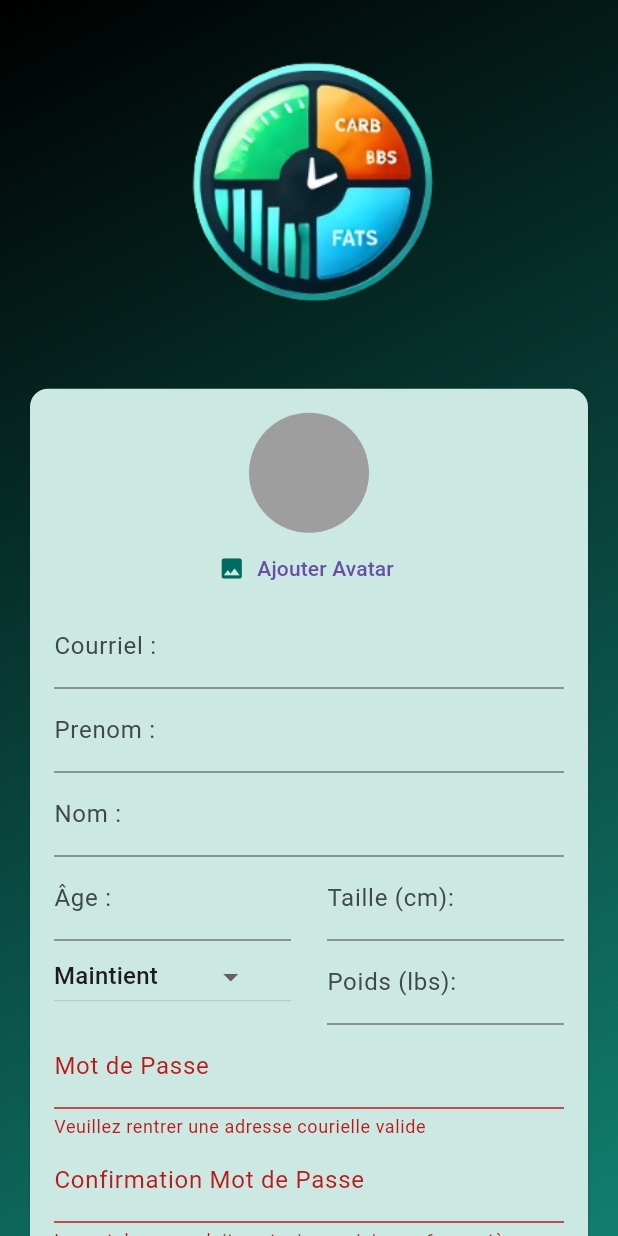
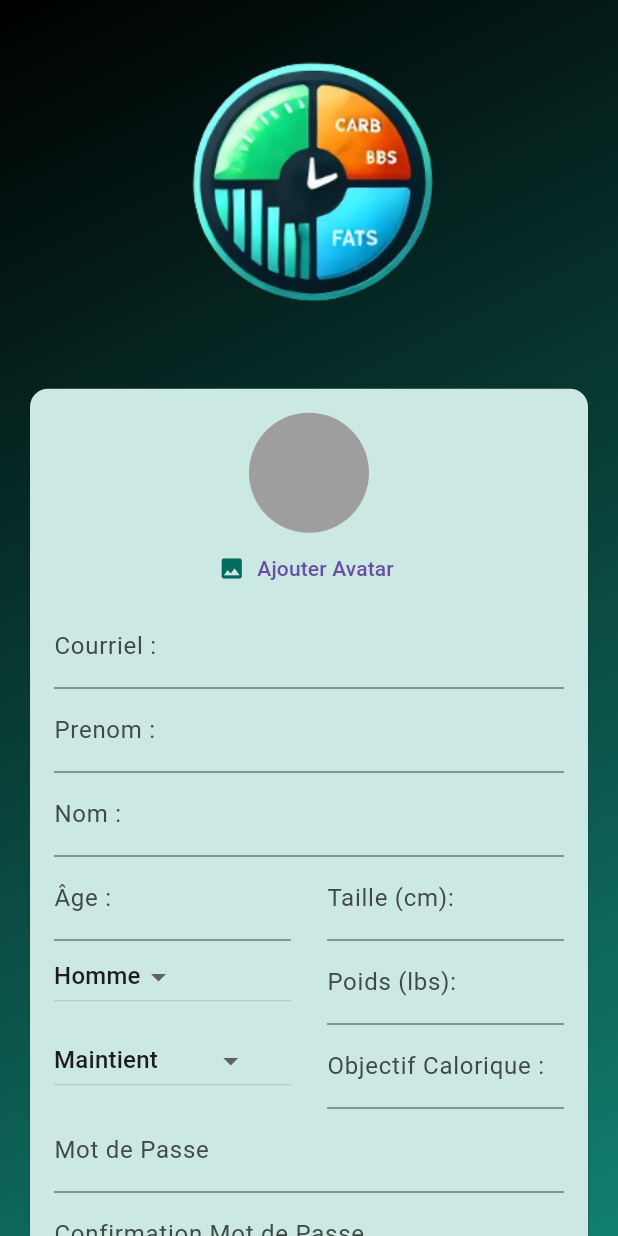
Before and after one commit to AnthonyPageau/Macro-Meter, a Flutter app: the screen it shows after launch, after a tap on "Connexion", after a tap on "Créer un compte", on a phone screen of 412 x 824 dp. Run offline on Flutter 3.47's test engine with Material 3 defaults, Android fonts, the phone set to English and light mode, and no system bars; our stand-ins replace cloud_firestore, firebase_auth, firebase_core, firebase_storage, image_picker; missing offline and left inert: flutter_regex; accounts and stored records are empty.

Commit message:
[S1][Authentication][Feat] Ajouter Sexe et calories aux users

```diff
--- a/lib/screens/account.dart
+++ b/lib/screens/account.dart
@@ -91,7 +91,7 @@ class _AccountState extends State<Account> {
           .child("user_images")
           .child("${widget.user!.uid}.jpg");
 
-      await storageRef.putFile(_selectedAvatar!);
+      if (_selectedAvatar != null) await storageRef.putFile(_selectedAvatar!);
 
       ScaffoldMessenger.of(context).clearSnackBars();
       ScaffoldMessenger.of(context).showSnackBar(
--- a/lib/screens/authentication.dart
+++ b/lib/screens/authentication.dart
@@ -31,12 +31,21 @@ class _AuthenticationScreenState extends State<AuthenticationScreen> {
   var _enteredAge = "";
   var _enteredWeight = "";
   var _enteredHeight = "";
+  var _enteredCalories = "";
   var _enteredObjectif = "Maintient";
+  var _enteredSexe = "Homme";
 
   File? _selectedAvatar;
+  bool _isAvatarChosen = true;
 
   void _submit() async {
     final isValid = _form.currentState!.validate();
+
+    setState(() {
+      if (_selectedAvatar == null) {
+        _isAvatarChosen = false;
+      }
+    });
 
     if (!isValid || !_isLogin && _selectedAvatar == null) {
       return;
@@ -70,7 +79,9 @@ class _AuthenticationScreenState extends State<AuthenticationScreen> {
           "age": _enteredAge,
           "weight": _enteredWeight,
           "height": _enteredHeight,
-          "objective": _enteredObjectif
+          "objective": _enteredObjectif,
+          "sexe": _enteredSexe,
+          "calories": _enteredCalories
         });
       }
     } on FirebaseAuthException catch (error) {
@@ -84,6 +95,129 @@ class _AuthenticationScreenState extends State<AuthenticationScreen> {
         );
       }
     }
+  }
+
+  Widget buildAgeField() {
+    return TextFormField(
+      decoration: InputDecoration(labelText: "Âge :"),
+      keyboardType:
+          TextInputType.numberWithOptions(signed: false, decimal: true),
+      autocorrect: false,
+      validator: (value) {
+        if (value == null || value.trim().isEmpty) {
+          return "L'Âge ne peut pas être vide";
+        }
+        if (int.tryParse(value) == null) {
+          return "L'Âge doit être un nombre entier";
+        }
+        return null;
+      },
+      onSaved: (value) {
+        _enteredAge = value!;
+      },
+    );
+  }
+
+  Widget buildHeightField() {
+    return TextFormField(
+      decoration: InputDecoration(labelText: "Taille (cm):"),
+      keyboardType:
+          TextInputType.numberWithOptions(signed: false, decimal: true),
+      autocorrect: false,
+      validator: (value) {
+        if (value == null || value.trim().isEmpty) {
+          return "La Taille ne peut pas être vide";
+        }
+        if (int.tryParse(value) == null) {
+          return "La Taille doit être un nombre entier";
+        }
+        return null;
+      },
+      onSaved: (value) {
+        _enteredHeight = value!;
+      },
+    );
+  }
+
+  Widget buildSexeField() {
+    return DropdownButton<String>(
+      hint: Text("Objectif"),
+      value: _enteredSexe,
+      items: <String>["Homme", "Femme", "Autres"].map((String value) {
+        return DropdownMenuItem<String>(
+          value: value,
+          child: Text(value),
+        );
+      }).toList(),
+      onChanged: (value) {
+        setState(() {
+          _enteredSexe = value!;
+        });
+      },
+    );
+  }
+
+  Widget buildWeightField() {
+    return TextFormField(
+      decoration: InputDecoration(labelText: "Poids (lbs):"),
+      keyboardType:
+          TextInputType.numberWithOptions(signed: false, decimal: true),
+      autocorrect: false,
+      validator: (value) {
+        if (value == null || value.trim().isEmpty) {
+          return "Le Poids ne peut pas être vide";
+        }
+
+        if (int.tryParse(value) == null) {
+          return "Le poids doit être un nombre entier";
+        }
+        return null;
+      },
+      onSaved: (value) {
+        _enteredWeight = value!;
+      },
+    );
+  }
+
+  Widget buildObjectiveField() {
+    return DropdownButton<String>(
+      hint: Text("Objectif"),
+      value: _enteredObjectif,
+      items: <String>['Maintient', 'Perte de poids', 'Prise de poids']
+          .map((String value) {
+        return DropdownMenuItem<String>(
+          value: value,
+          child: Text(value),
+        );
+      }).toList(),
+      onChanged: (value) {
+        setState(() {
+          _enteredObjectif = value!;
+        });
+      },
+    );
+  }
+
+  Widget buildCaloriesField() {
+    return TextFormField(
+      decoration: InputDecoration(labelText: "Objectif Calorique :"),
+      keyboardType:
+          TextInputType.numberWithOptions(signed: false, decimal: true),
+      autocorrect: false,
+      validator: (value) {
+        if (value == null || value.trim().isEmpty) {
+          return "L'objectif ne peut pas être vide";
+        }
+
+        if (int.tryParse(value) == null) {
+          return "L'objectif doit être un nombre entier";
+        }
+        return null;
+      },
+      onSaved: (value) {
+        _enteredCalories = value!;
+      },
+    );
   }
 
   @override
@@ -125,13 +259,23 @@ class _AuthenticationScreenState extends State<AuthenticationScreen> {
                         child: Column(
                           mainAxisSize: MainAxisSize.min,
                           children: [
-                            if (!_isLogin)
+                            if (!_isLogin) ...[
                               UserAvatar(
                                 action: "Ajouter",
                                 onPickAvatar: (pickedAvatar) {
                                   _selectedAvatar = pickedAvatar;
+                                  _isAvatarChosen = true;
                                 },
                               ),
+                              if (!_isAvatarChosen)
+                                const Padding(
+                                  padding: EdgeInsets.only(top: 8.0),
+                                  child: Text(
+                                    "Veuillez choisir un avatar",
+                                    style: TextStyle(color: Colors.red),
+                                  ),
+                                ),
+                            ],
                             TextFormField(
                               decoration:
                                   InputDecoration(labelText: "Courriel :"),
@@ -182,115 +326,95 @@ class _AuthenticationScreenState extends State<AuthenticationScreen> {
                                   _enteredName = value!;
                                 },
                               ),
+                              LayoutBuilder(
+                                builder: (context, constraints) {
+                                  bool isSmallScreen =
+                                      constraints.maxWidth < 300;
+                                  return Column(
+                                    children: [
+                                      if (isSmallScreen)
+                                        Column(
+                                          children: [
+                                            buildAgeField(),
+                                            const SizedBox(height: 12),
+                                            buildHeightField(),
+                                          ],
+                                        )
+                                      else
                                         Row(
-                                crossAxisAlignment: CrossAxisAlignment.start,
+                                          crossAxisAlignment:
+                                              CrossAxisAlignment.start,
+                                          children: [
+                                            Expanded(child: buildAgeField()),
+                                            const SizedBox(width: 24),
+                                            Expanded(child: buildHeightField()),
+                                          ],
+                                        ),
+                                    ],
+                                  );
+                                },
+                              ),
+                              LayoutBuilder(
+                                builder: (context, constraints) {
+                                  bool isSmallScreen =
+                                      constraints.maxWidth < 300;
+                                  return Column(
+                                    children: [
+                                      if (isSmallScreen)
+                                        Column(
+                                          crossAxisAlignment:
+                                              CrossAxisAlignment.start,
+                                          children: [
+                                            buildSexeField(),
+                                            const SizedBox(height: 12),
+                                            buildWeightField(),
+                                          ],
+                                        )
+                                      else
+                                        Row(
+                                          crossAxisAlignment:
+                                              CrossAxisAlignment.start,
+                                          children: [
+                                            Expanded(child: buildSexeField()),
+                                            const SizedBox(width: 24),
+                                            Expanded(child: buildWeightField()),
+                                          ],
+                                        ),
+                                    ],
+                                  );
+                                },
+                              ),
+                              LayoutBuilder(
+                                builder: (context, constraints) {
+                                  bool isSmallScreen =
+                                      constraints.maxWidth < 300;
+                                  return Column(
+                                    children: [
+                                      if (isSmallScreen)
+                                        Column(
+                                          crossAxisAlignment:
+                                              CrossAxisAlignment.start,
+                                          children: [
+                                            buildObjectiveField(),
+                                            const SizedBox(height: 12),
+                                            buildCaloriesField(),
+                                          ],
+                                        )
+                                      else
+                                        Row(
+                                          crossAxisAlignment:
+                                              CrossAxisAlignment.start,
                                           children: [
                                             Expanded(
-                                    child: TextFormField(
-                                      decoration:
-                                          InputDecoration(labelText: "Âge :"),
-                                      keyboardType:
-                                          TextInputType.numberWithOptions(
-                                              signed: false, decimal: true),
-                                      autocorrect: false,
-                                      validator: (value) {
-                                        if (value == null ||
-                                            value.trim().isEmpty) {
-                                          return "L'Âge ne peut pas être vide";
-                                        }
-
-                                        if (int.tryParse(value) == null) {
-                                          return "L'Âge doit être un nombre entier";
-                                        }
-
-                                        return null;
-                                      },
-                                      onSaved: (value) {
-                                        _enteredAge = value!;
-                                      },
-                                    ),
-                                  ),
-                                  const SizedBox(
-                                    width: 24,
-                                  ),
+                                                child: buildObjectiveField()),
+                                            const SizedBox(width: 24),
                                             Expanded(
-                                    child: TextFormField(
-                                      decoration: InputDecoration(
-                                          labelText: "Taille (cm):"),
-                                      keyboardType:
-                                          TextInputType.numberWithOptions(
-                                              signed: false, decimal: true),
-                                      autocorrect: false,
-                                      validator: (value) {
-                                        if (value == null ||
-                                            value.trim().isEmpty) {
-                                          return "La Taille ne peut pas être vide";
-                                        }
-
-                                        if (int.tryParse(value) == null) {
-                                          return "La Taille doit être un nombre entier";
-                                        }
-                                        return null;
-                                      },
-                                      onSaved: (value) {
-                                        _enteredHeight = value!;
-                                      },
-                                    ),
-                                  )
+                                                child: buildCaloriesField()),
                                           ],
                                         ),
-                              Row(
-                                crossAxisAlignment: CrossAxisAlignment.start,
-                                children: [
-                                  Expanded(
-                                    child: DropdownButton<String>(
-                                      hint: Text("Objectif"),
-                                      value: _enteredObjectif,
-                                      items: <String>[
-                                        'Maintient',
-                                        'Perte de poids',
-                                        'Prise de poids'
-                                      ].map((String value) {
-                                        return DropdownMenuItem<String>(
-                                          value: value,
-                                          child: Text(value),
+                                    ],
                                   );
-                                      }).toList(),
-                                      onChanged: (value) {
-                                        setState(() {
-                                          _enteredObjectif = value!;
-                                        });
                                 },
-                                    ),
-                                  ),
-                                  const SizedBox(
-                                    width: 24,
-                                  ),
-                                  Expanded(
-                                    child: TextFormField(
-                                      decoration: InputDecoration(
-                                          labelText: "Poids (lbs):"),
-                                      keyboardType:
-                                          TextInputType.numberWithOptions(
-                                              signed: false, decimal: true),
-                                      autocorrect: false,
-                                      validator: (value) {
-                                        if (value == null ||
-                                            value.trim().isEmpty) {
-                                          return "Le Poids ne peut pas être vide";
-                                        }
-
-                                        if (int.tryParse(value) == null) {
-                                          return "Le poids doit être un nombre entier";
-                                        }
-                                        return null;
-                                      },
-                                      onSaved: (value) {
-                                        _enteredWeight = value!;
-                                      },
-                                    ),
-                                  )
-                                ],
                               ),
                             ],
                             TextFormField(
@@ -337,6 +461,8 @@ class _AuthenticationScreenState extends State<AuthenticationScreen> {
                               onPressed: () {
                                 setState(() {
                                   _isLogin = !_isLogin;
+                                  _form.currentState?.reset();
+                                  _isAvatarChosen = true;
                                 });
                               },
                               child: Text(_isLogin
```
Lines whose indentation alone changed are shown as unchanged.
